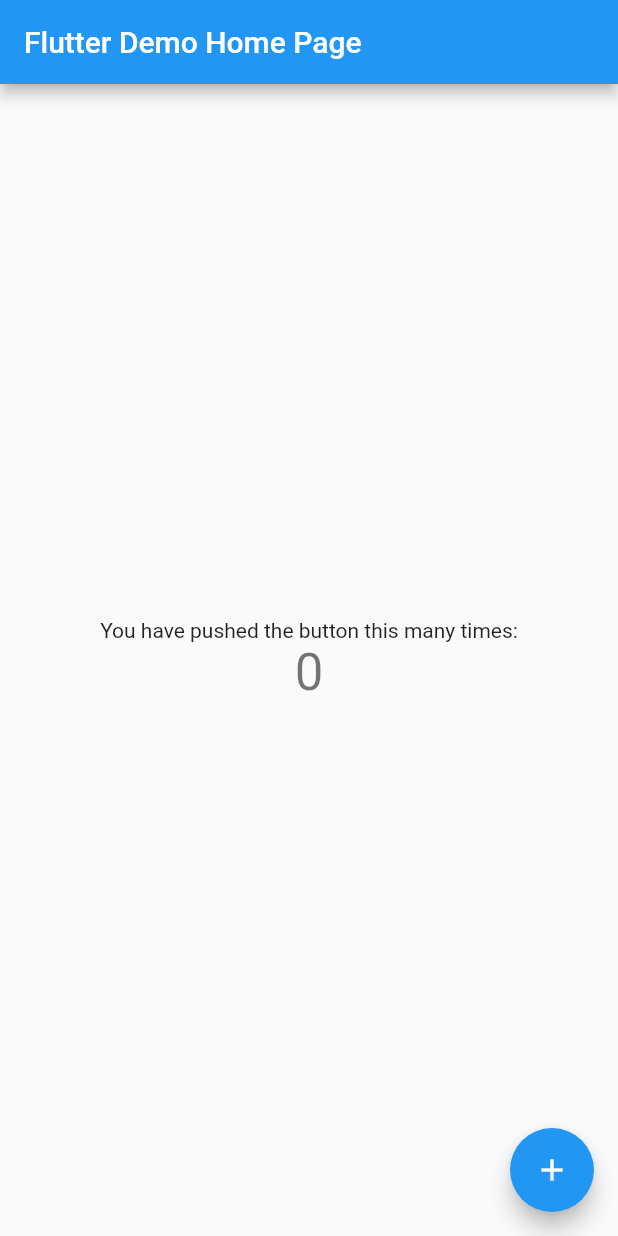
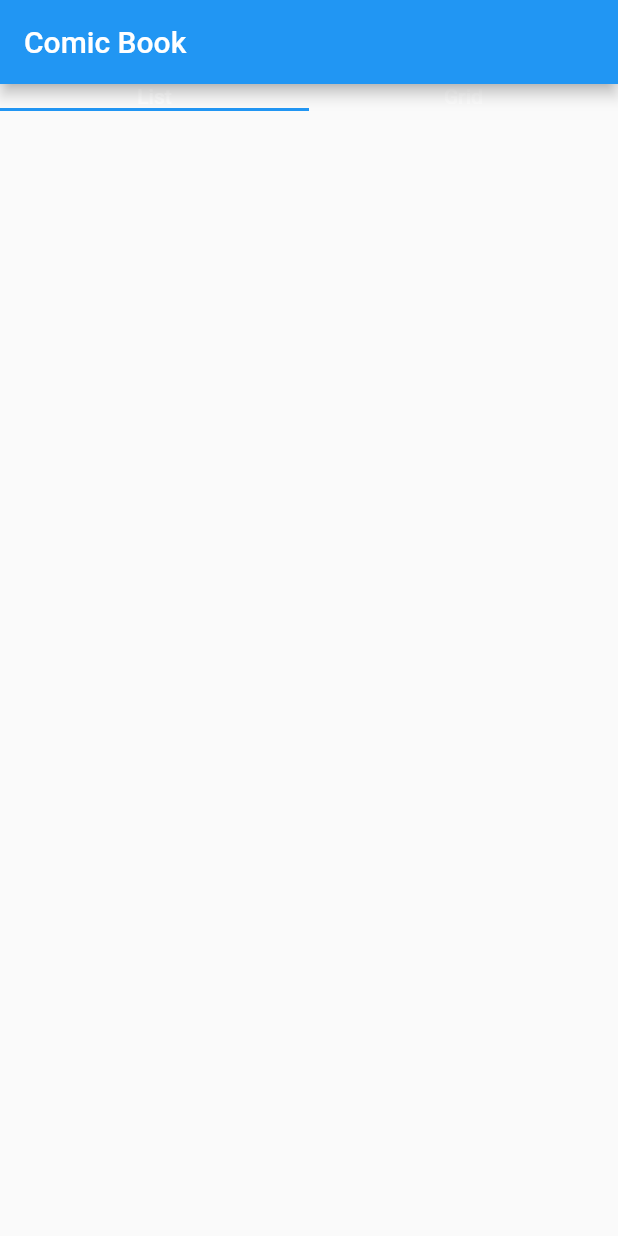
Before and after one commit to cristianDevia/ComicBook, a Flutter app: the screen it shows after launch, on a phone screen of 412 x 824 dp. Run offline on Flutter 3.47's test engine with Material 2 defaults, Android fonts, the phone set to English and light mode, and no system bars; our stand-ins replace get.

Commit message:
grid and list view

```diff
--- a/lib/main.dart
+++ b/lib/main.dart
@@ -1,3 +1,4 @@
+import 'package:comic_book/presentation/comics_screen.dart';
 import 'package:flutter/material.dart';
 
 void main() {
@@ -14,103 +15,9 @@ class MyApp extends StatelessWidget {
       debugShowCheckedModeBanner: false,
       title: 'Comic Book',
       theme: ThemeData(
-        // This is the theme of your application.
-        //
-        // Try running your application with "flutter run". You'll see the
-        // application has a blue toolbar. Then, without quitting the app, try
-        // changing the primarySwatch below to Colors.green and then invoke
-        // "hot reload" (press "r" in the console where you ran "flutter run",
-        // or simply save your changes to "hot reload" in a Flutter IDE).
-        // Notice that the counter didn't reset back to zero; the application
-        // is not restarted.
         primarySwatch: Colors.blue,
       ),
-      home: const MyHomePage(title: 'Flutter Demo Home Page'),
+      home: ComicsScreen(),
     );
   }
 }
-
-class MyHomePage extends StatefulWidget {
-  const MyHomePage({Key? key, required this.title}) : super(key: key);
-
-  // This widget is the home page of your application. It is stateful, meaning
-  // that it has a State object (defined below) that contains fields that affect
-  // how it looks.
-
-  // This class is the configuration for the state. It holds the values (in this
-  // case the title) provided by the parent (in this case the App widget) and
-  // used by the build method of the State. Fields in a Widget subclass are
-  // always marked "final".
-
-  final String title;
-
-  @override
-  State<MyHomePage> createState() => _MyHomePageState();
-}
-
-class _MyHomePageState extends State<MyHomePage> {
-  int _counter = 0;
-
-  void _incrementCounter() {
-    setState(() {
-      // This call to setState tells the Flutter framework that something has
-      // changed in this State, which causes it to rerun the build method below
-      // so that the display can reflect the updated values. If we changed
-      // _counter without calling setState(), then the build method would not be
-      // called again, and so nothing would appear to happen.
-      _counter++;
-    });
-  }
-
-  @override
-  Widget build(BuildContext context) {
-    // This method is rerun every time setState is called, for instance as done
-    // by the _incrementCounter method above.
-    //
-    // The Flutter framework has been optimized to make rerunning build methods
-    // fast, so that you can just rebuild anything that needs updating rather
-    // than having to individually change instances of widgets.
-    return Scaffold(
-      appBar: AppBar(
-        // Here we take the value from the MyHomePage object that was created by
-        // the App.build method, and use it to set our appbar title.
-        title: Text(widget.title),
-      ),
-      body: Center(
-        // Center is a layout widget. It takes a single child and positions it
-        // in the middle of the parent.
-        child: Column(
-          // Column is also a layout widget. It takes a list of children and
-          // arranges them vertically. By default, it sizes itself to fit its
-          // children horizontally, and tries to be as tall as its parent.
-          //
-          // Invoke "debug painting" (press "p" in the console, choose the
-          // "Toggle Debug Paint" action from the Flutter Inspector in Android
-          // Studio, or the "Toggle Debug Paint" command in Visual Studio Code)
-          // to see the wireframe for each widget.
-          //
-          // Column has various properties to control how it sizes itself and
-          // how it positions its children. Here we use mainAxisAlignment to
-          // center the children vertically; the main axis here is the vertical
-          // axis because Columns are vertical (the cross axis would be
-          // horizontal).
-          mainAxisAlignment: MainAxisAlignment.center,
-          children: <Widget>[
-            const Text(
-              'You have pushed the button this many times:',
-            ),
-            Text(
-              '$_counter',
-              style: Theme.of(context).textTheme.headline4,
-            ),
-          ],
-        ),
-      ),
-      floatingActionButton: FloatingActionButton(
-        onPressed: _incrementCounter,
-        tooltip: 'Increment',
-        child: const Icon(Icons.add),
-      ), // This trailing comma makes auto-formatting nicer for build methods.
-    );
-  }
-}
--- /dev/null
+++ b/lib/presentation/comics_screen.dart
@@ -0,0 +1,29 @@
+import 'package:flutter/material.dart';
+import 'package:get/get.dart';
+
+class ComicsScreen extends StatelessWidget {
+  @override
+  Widget build(BuildContext context) {
+    return Scaffold(
+        appBar: AppBar(
+          title: const Text("Comic Book"),
+        ),
+        body: Obx(() => DefaultTabController(
+              length: 2,
+              child: Column(
+                children: [
+                  TabBar(tabs: [Text("List"), Text("Grid")]),
+                  Flexible(
+                      child: Column(
+                    children: <Widget>[
+                      Flexible(
+                          child: TabBarView(
+                        children: [Container(), Container()],
+                      ))
+                    ],
+                  ))
+                ],
+              ),
+            )));
+  }
+}
--- a/pubspec.yaml
+++ b/pubspec.yaml
@@ -30,6 +30,7 @@ dependencies:
   flutter:
     sdk: flutter
   http: ^0.13.4
+  get: ^4.5.1
 
 
   # The following adds the Cupertino Icons font to your application.
```
Also changed, not shown: lib/presentation/comics_controller.dart (added, +13 -0 lines), lib/presentation/item_grid.dart (added, +38 -0 lines), lib/presentation/item_list.dart (added, +37 -0 lines), pubspec.lock.
